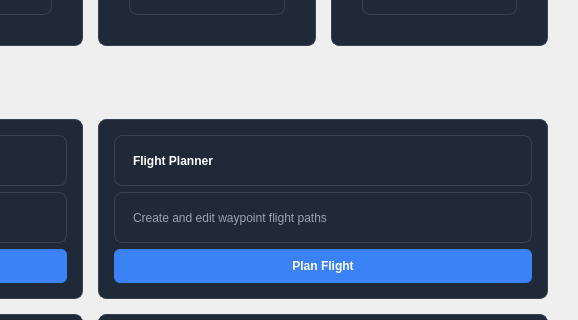
First picture: the form in qt-drone-ui/src/widgets/dashboardwidget.ui, repository OptiTrack/Drone-Calibration, before the edit; both pictures show x 397 to 975 and y 277 to 597 of the 975 by 822 pixel window.
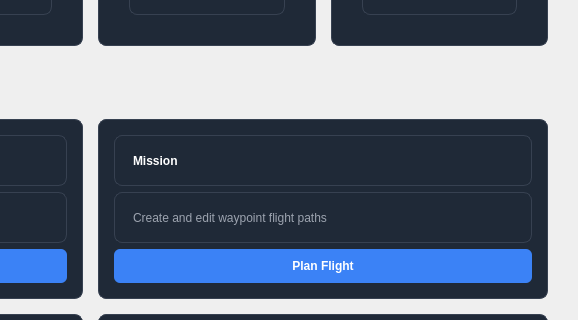
Second picture: the form after the edit.

Commit message: Reorganized icon layout; Created seperation between creation and upload; Added Flight controls into Misson tab; Update waypoint editor to for independent control of tools; Fixed ui overlapping in System Status, and use placeholder data;

The edit to the form file:
```diff
--- a/qt-drone-ui/src/widgets/dashboardwidget.ui
+++ b/qt-drone-ui/src/widgets/dashboardwidget.ui
@@ -540,7 +540,7 @@
            <string notr="true">QLabel { color: #ffffff; font-weight: bold; }</string>
           </property>
           <property name="text">
-           <string>Flight Planner</string>
+           <string>Mission</string>
           </property>
           <property name="wordWrap">
            <bool>true</bool>
```
The commit also changes 7 other files.
